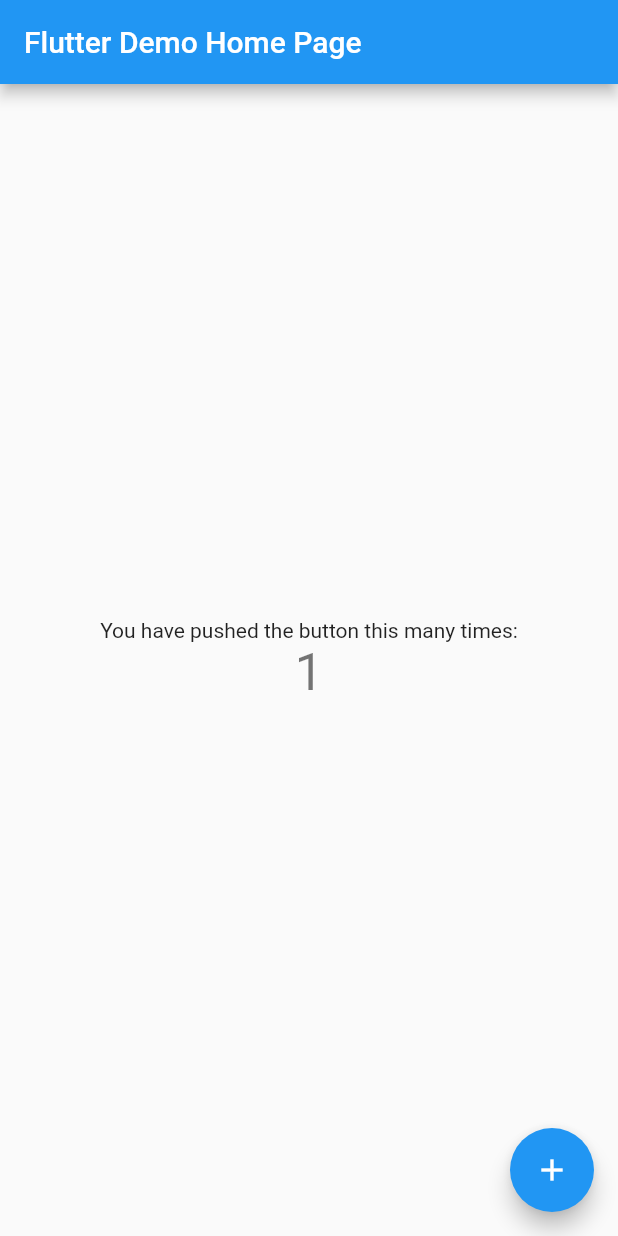
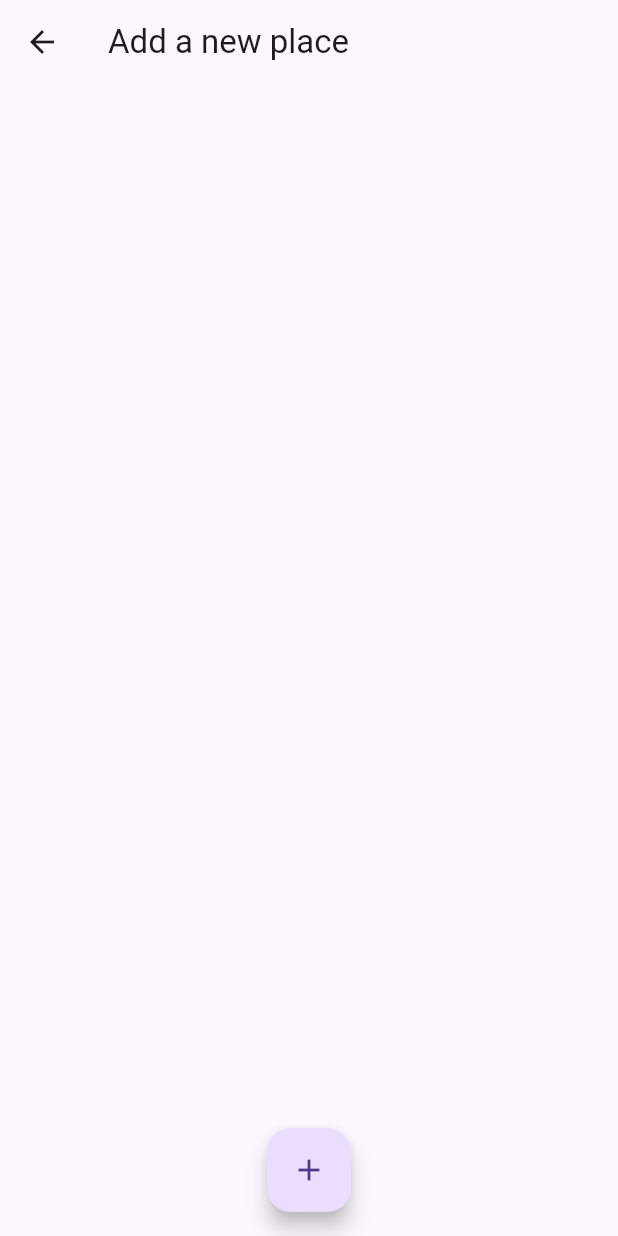
Before and after one commit to pnaskardev/great_places, a Flutter app: the screen it shows after launch, after a tap on the "add" icon, on a phone screen of 412 x 824 dp. Run offline on Flutter 3.47's test engine with Material 2 defaults, Android fonts, the phone set to English and light mode, and no system bars.

Commit message:
add new place screen has been added

```diff
--- /dev/null
+++ b/lib/Providers/user_provider.dart
@@ -0,0 +1,14 @@
+import 'package:flutter/cupertino.dart';
+import 'package:greatplaces/models/place.dart';
+
+class GreatPlaces with ChangeNotifier
+{
+  List<Place> _items=[];
+
+  List<Place> get items
+  {
+    // Returning a copy of the list
+    return [..._items];
+  }
+
+}
--- /dev/null
+++ b/lib/features/add_place/screens/add_place_screen.dart
@@ -0,0 +1,52 @@
+import 'package:flutter/material.dart';
+
+class AddPlaceScreen extends StatefulWidget
+{
+  const AddPlaceScreen({super.key});
+  static const routeName ='/add-place';
+  @override
+  State<AddPlaceScreen> createState() => _AddPlaceScreenState();
+}
+
+class _AddPlaceScreenState extends State<AddPlaceScreen> {
+  @override
+  Widget build(BuildContext context)
+  {
+    var size=MediaQuery.of(context).size;
+    return SafeArea
+    (
+      child: Scaffold
+      (
+        appBar: AppBar
+        (
+          title: const Text('Add a new place'),
+        ),
+        body: Column
+        (
+          mainAxisAlignment: MainAxisAlignment.spaceBetween,
+          crossAxisAlignment: CrossAxisAlignment.stretch,
+          children:
+          [
+            Expanded
+            (
+              child: Column
+              (
+                children:
+                [
+
+                ],
+              )
+            )
+          ],
+        ),
+        floatingActionButton: FloatingActionButton
+        (
+          onPressed: (){},
+          child: const Icon(Icons.add),
+
+        ),
+        floatingActionButtonLocation: FloatingActionButtonLocation.centerFloat,
+      ),
+    );
+  }
+}
--- /dev/null
+++ b/lib/features/home/screens/home.dart
@@ -0,0 +1,36 @@
+import 'package:flutter/material.dart';
+import 'package:greatplaces/features/add_place/screens/add_place_screen.dart';
+
+class HomePage extends StatelessWidget {
+  const HomePage({super.key});
+
+  @override
+  Widget build(BuildContext context)
+  {
+    return SafeArea
+    (
+      child: Scaffold
+      (
+        appBar: AppBar
+        (
+          title: const Text('Your Title'),
+          actions:
+          [
+            IconButton
+            (
+              onPressed: ()
+              {
+                Navigator.pushNamed(context, AddPlaceScreen.routeName);
+              },
+              icon: const Icon(Icons.add)
+            )
+          ],
+        ),
+        body: const Center
+        (
+          child: CircularProgressIndicator(),
+        ),
+      ),
+    );
+  }
+}
--- a/lib/main.dart
+++ b/lib/main.dart
@@ -1,115 +1,46 @@
 import 'package:flutter/material.dart';
+import 'package:greatplaces/Providers/user_provider.dart';
+import 'package:greatplaces/features/add_place/screens/add_place_screen.dart';
+import 'package:greatplaces/features/home/screens/home.dart';
+import 'package:provider/provider.dart';
 
 void main() {
   runApp(const MyApp());
 }
 
-class MyApp extends StatelessWidget {
+class MyApp extends StatelessWidget
+{
   const MyApp({super.key});
 
   // This widget is the root of your application.
   @override
-  Widget build(BuildContext context) {
-    return MaterialApp(
-      title: 'Flutter Demo',
-      theme: ThemeData(
-        // This is the theme of your application.
-        //
-        // Try running your application with "flutter run". You'll see the
-        // application has a blue toolbar. Then, without quitting the app, try
-        // changing the primarySwatch below to Colors.green and then invoke
-        // "hot reload" (press "r" in the console where you ran "flutter run",
-        // or simply save your changes to "hot reload" in a Flutter IDE).
-        // Notice that the counter didn't reset back to zero; the application
-        // is not restarted.
-        primarySwatch: Colors.blue,
+  Widget build(BuildContext context)
+  {
+    return MultiProvider
+    (
+      providers:
+      [
+        ChangeNotifierProvider.value
+        (
+          value: GreatPlaces()
+        )
+      ],
+      child: MaterialApp
+      (
+        debugShowCheckedModeBanner: false,
+        title: 'Great Places',
+        theme: ThemeData
+        (
+          useMaterial3: true,
+          primarySwatch: Colors.indigo,
+        ),
+        home: const HomePage(),
+        routes:
+        {
+          AddPlaceScreen.routeName:(ctx)=>const AddPlaceScreen(),
+
+        },
       ),
-      home: const MyHomePage(title: 'Flutter Demo Home Page'),
     );
   }
 }
-
-class MyHomePage extends StatefulWidget {
-  const MyHomePage({super.key, required this.title});
-
-  // This widget is the home page of your application. It is stateful, meaning
-  // that it has a State object (defined below) that contains fields that affect
-  // how it looks.
-
-  // This class is the configuration for the state. It holds the values (in this
-  // case the title) provided by the parent (in this case the App widget) and
-  // used by the build method of the State. Fields in a Widget subclass are
-  // always marked "final".
-
-  final String title;
-
-  @override
-  State<MyHomePage> createState() => _MyHomePageState();
-}
-
-class _MyHomePageState extends State<MyHomePage> {
-  int _counter = 0;
-
-  void _incrementCounter() {
-    setState(() {
-      // This call to setState tells the Flutter framework that something has
-      // changed in this State, which causes it to rerun the build method below
-      // so that the display can reflect the updated values. If we changed
-      // _counter without calling setState(), then the build method would not be
-      // called again, and so nothing would appear to happen.
-      _counter++;
-    });
-  }
-
-  @override
-  Widget build(BuildContext context) {
-    // This method is rerun every time setState is called, for instance as done
-    // by the _incrementCounter method above.
-    //
-    // The Flutter framework has been optimized to make rerunning build methods
-    // fast, so that you can just rebuild anything that needs updating rather
-    // than having to individually change instances of widgets.
-    return Scaffold(
-      appBar: AppBar(
-        // Here we take the value from the MyHomePage object that was created by
-        // the App.build method, and use it to set our appbar title.
-        title: Text(widget.title),
-      ),
-      body: Center(
-        // Center is a layout widget. It takes a single child and positions it
-        // in the middle of the parent.
-        child: Column(
-          // Column is also a layout widget. It takes a list of children and
-          // arranges them vertically. By default, it sizes itself to fit its
-          // children horizontally, and tries to be as tall as its parent.
-          //
-          // Invoke "debug painting" (press "p" in the console, choose the
-          // "Toggle Debug Paint" action from the Flutter Inspector in Android
-          // Studio, or the "Toggle Debug Paint" command in Visual Studio Code)
-          // to see the wireframe for each widget.
-          //
-          // Column has various properties to control how it sizes itself and
-          // how it positions its children. Here we use mainAxisAlignment to
-          // center the children vertically; the main axis here is the vertical
-          // axis because Columns are vertical (the cross axis would be
-          // horizontal).
-          mainAxisAlignment: MainAxisAlignment.center,
-          children: <Widget>[
-            const Text(
-              'You have pushed the button this many times:',
-            ),
-            Text(
-              '$_counter',
-              style: Theme.of(context).textTheme.headline4,
-            ),
-          ],
-        ),
-      ),
-      floatingActionButton: FloatingActionButton(
-        onPressed: _incrementCounter,
-        tooltip: 'Increment',
-        child: const Icon(Icons.add),
-      ), // This trailing comma makes auto-formatting nicer for build methods.
-    );
-  }
-}
--- /dev/null
+++ b/lib/models/place.dart
@@ -0,0 +1,21 @@
+import 'dart:io';
+import 'package:flutter/material.dart';
+import 'package:greatplaces/models/placeLocation.dart';
+
+
+
+class Place
+{
+  final String id;
+  final String title;
+  final PlaceLocation location;
+  final File image;
+
+  Place
+  ({
+    required this.id,
+    required this.title,
+    required this.location,
+    required this.image
+  });
+}
--- /dev/null
+++ b/lib/models/placeLocation.dart
@@ -0,0 +1,13 @@
+class PlaceLocation
+{
+  final double latitude;
+  final double longitude;
+  final String? address;
+  PlaceLocation
+  ({
+    required this.latitude,
+    required this.longitude,
+    this.address
+  });
+
+}
```
Also changed, not shown: pubspec.yaml (+4 -12 lines), pubspec.lock.
